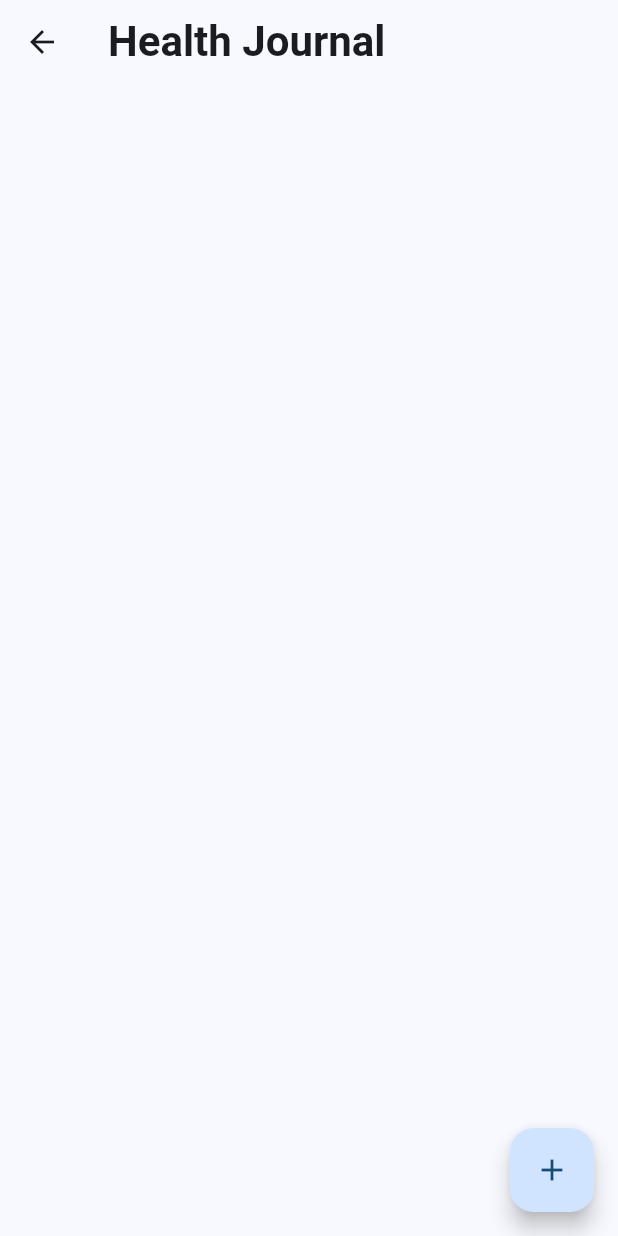
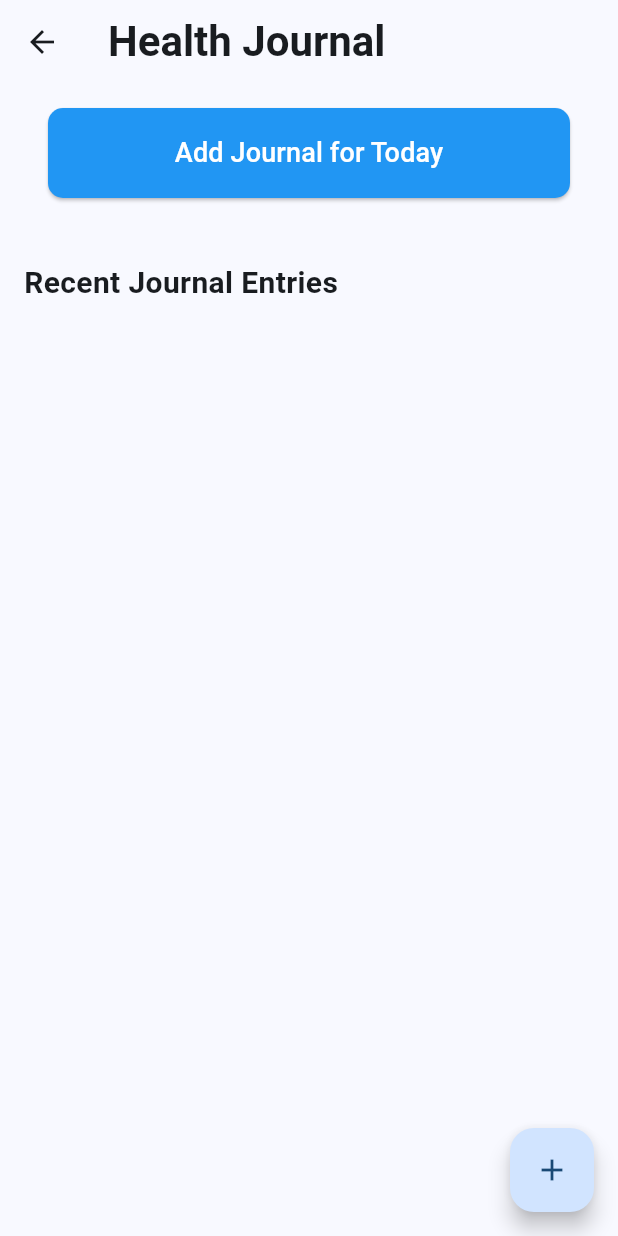
Before and after one commit to martinvanaud/cau-appdev, a Flutter app: the JournalPage screen opened directly, on a phone screen of 412 x 824 dp. Run offline on Flutter 3.47's test engine with Material 2 defaults, Android fonts, the phone set to English and light mode, and no system bars.

Commit message:
added tracking of journal added today

```diff
--- a/lib/pages/journal.dart
+++ b/lib/pages/journal.dart
@@ -54,6 +54,74 @@ class _JournalPageState extends State<JournalPage> {
     }
   }
 
+  bool hasJournalForToday() {
+    final today = DateTime.now().toString().substring(0, 10); // YYYY-MM-DD
+    return journalEntries.any((entry) => entry.date.startsWith(today));
+  }
+
+  Widget buildJournalButtonOrText() {
+    if (hasJournalForToday()) {
+      return Center(
+        child: Text(
+          'Good job! Journal added for today.',
+          style: TextStyle(fontSize: 18, fontWeight: FontWeight.bold, color: Colors.blue),
+          textAlign: TextAlign.center,
+        ),
+      );
+    } else {
+      return Center(
+        child: Padding(
+          padding: const EdgeInsets.symmetric(horizontal: 16.0),
+          child: ElevatedButton(
+            onPressed: () async {
+              final symptoms = await Navigator.push(
+                context,
+                MaterialPageRoute(builder: (context) => SymptomsEntryPage()),
+              );
+
+              if (symptoms != null) {
+                final mood = await Navigator.push(
+                  context,
+                  MaterialPageRoute(builder: (context) => MoodEntryPage()),
+                );
+
+                if (mood != null) {
+                  final feelings = await Navigator.push(
+                    context,
+                    MaterialPageRoute(builder: (context) => FeelingsEntryPage()),
+                  );
+
+                  if (feelings != null) {
+                    final newEntry = JournalEntry(
+                      date: DateTime.now().toString().substring(0, 16),
+                      symptoms: symptoms,
+                      feelings: feelings,
+                      mood: enumFromString(Mood.values, mood),
+                    );
+
+                    setState(() {
+                      journalEntries.add(newEntry);
+                      _saveJournalEntries(); // Save entries when a new one is added
+                    });
+                  }
+                }
+              }
+            },
+            style: ElevatedButton.styleFrom(
+              shape: RoundedRectangleBorder(
+                borderRadius: BorderRadius.circular(10.0),
+              ),
+              minimumSize: Size(double.infinity, 60),
+              backgroundColor: Colors.blue,
+            ),
+            child: Text('Add Journal for Today', style: TextStyle(fontSize: 18, color: Colors.white)),
+          ),
+        ),
+      );
+    }
+  }
+
+
   @override
   Widget build(BuildContext context) {
     return Scaffold(
@@ -66,7 +134,23 @@ class _JournalPageState extends State<JournalPage> {
           ),
         ),
       ),
-      body: ListView.builder(
+      body: Column(
+        crossAxisAlignment: CrossAxisAlignment.start,
+        children: [
+          Padding(
+            padding: const EdgeInsets.all(16.0),
+            child: buildJournalButtonOrText(),
+          ),
+          const SizedBox(height: 10,),
+          const Padding(
+            padding: EdgeInsets.all(16.0),
+            child: Text(
+              'Recent Journal Entries',
+              style: TextStyle(fontSize: 20, fontWeight: FontWeight.bold),
+            ),
+          ),
+          Expanded(
+            child: ListView.builder(
               itemCount: journalEntries.length,
               itemBuilder: (context, index) {
                 final entry = journalEntries.reversed.toList()[index];
@@ -138,6 +222,9 @@ class _JournalPageState extends State<JournalPage> {
                 );
               },
             ),
+          ),
+        ],
+      ),
       floatingActionButton: FloatingActionButton(
         onPressed: () async {
           final symptoms = await Navigator.push(
@@ -179,6 +266,7 @@ class _JournalPageState extends State<JournalPage> {
     );
   }
 }
+
 
 class SymptomsEntryPage extends StatefulWidget {
   @override
@@ -271,7 +359,7 @@ class _SymptomsEntryPageState extends State<SymptomsEntryPage> {
           });
         },
         style: ElevatedButton.styleFrom(
-          primary: isSelected ? Colors.blue : Colors.white38,
+          backgroundColor: isSelected ? Colors.blue : Colors.white38,
           shape: RoundedRectangleBorder(
             borderRadius: BorderRadius.circular(10.0),
           ),
```
Lines whose indentation alone changed are shown as unchanged.
